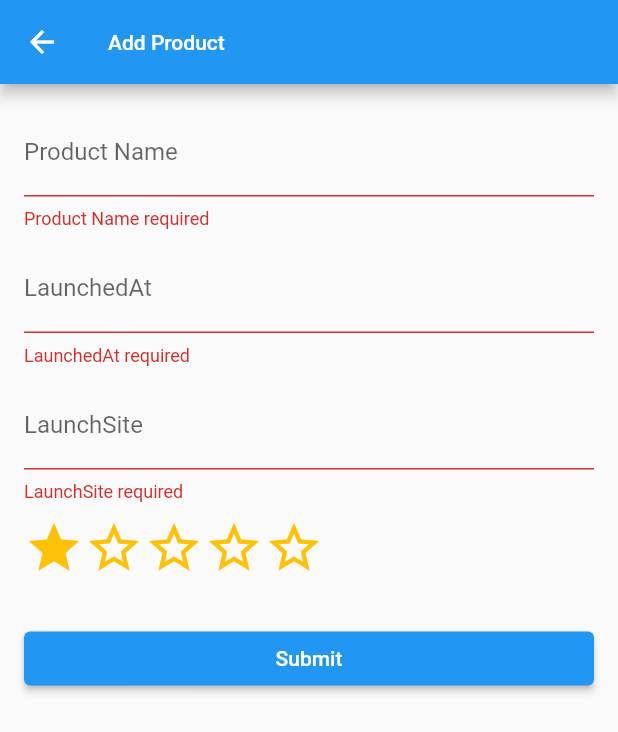
After one commit to harsh-171095/mac_shop, a Flutter app: the AddProduct screen opened directly, after a tap on "Submit", on a phone screen of 412 x 824 dp. The commit adds this screen. Shown: the top 732 px of the screen. Run offline on Flutter 3.47's test engine with Material 2 defaults, Android fonts, the phone set to English and light mode, and no system bars; drawn by our look-alikes of smooth_star_rating.

Commit message:
AddProduct screen

```diff
--- a/moc_shop/lib/Global Widget/my_appbar.dart
+++ b/moc_shop/lib/Global Widget/my_appbar.dart
@@ -1,4 +1,6 @@
 import 'package:flutter/material.dart';
+import 'package:moc_shop/Screens/AddProduct/add_product.dart';
+import 'package:moc_shop/Utils/routs.dart';
 
 // ignore: non_constant_identifier_names
 AppBar MyAppBar(String title) {
--- a/moc_shop/lib/Global/validation.dart
+++ b/moc_shop/lib/Global/validation.dart
@@ -8,6 +8,19 @@ enum ValidationType {
 }
 
 class Validation {
+  static bool isRequired(String value, {bool allowEmptySpaces = true}) {
+    if (value == null || value.isEmpty) {
+      return false;
+    } else {
+      if (!allowEmptySpaces) {
+        // Check if the string is not only made of empty spaces
+        if (RegExp(r"\s").hasMatch(value)) {
+          return false;
+        }
+      }
+      return true; // passed
+    }
+  }
   ValidationInfo getValidation(ValidationType type, String text) {
     switch (type) {
       case ValidationType.email:
--- /dev/null
+++ b/moc_shop/lib/Screens/AddProduct/add_product.dart
@@ -0,0 +1,143 @@
+import 'package:flutter/material.dart';
+import 'package:moc_shop/Global%20Widget/my_appbar.dart';
+import 'package:moc_shop/Global%20Widget/my_text_filed.dart';
+import 'package:moc_shop/Global/validation.dart';
+import 'package:moc_shop/Screens/Dashborad/grid_dashborad.dart';
+import 'package:smooth_star_rating/smooth_star_rating.dart';
+
+class AddProduct extends StatefulWidget {
+
+  @override
+  _AddProductScreenState createState() => _AddProductScreenState();
+}
+
+class _AddProductScreenState extends State<AddProduct> {
+  final _formKey = GlobalKey<FormState>();
+  bool enableAutoValidate = false;
+  TextEditingController _productNameController = TextEditingController();
+  TextEditingController _launchedAtController = TextEditingController();
+  TextEditingController _launchSiteController = TextEditingController();
+  TextEditingController _popularityController = TextEditingController();
+  var rating = 1.0;
+
+  @override
+  Widget build(BuildContext context) {
+    // TODO: implement build
+   return Scaffold(
+     appBar: MyAppBar('Add Product'),
+     body: Stack(children: [
+       Form(
+         key: _formKey,
+         autovalidateMode: enableAutoValidate
+             ? AutovalidateMode.onUserInteraction
+             : AutovalidateMode.disabled,
+         child: ListView(
+           padding: EdgeInsets.all(16.0),
+           children: [
+             TextFormField(
+               controller: _productNameController,
+               textInputAction: TextInputAction.next,
+               decoration: InputDecoration(
+                 labelText: 'Product Name',
+               ),
+               validator: (value) {
+                 if (!Validation.isRequired(value!, allowEmptySpaces: true)) {
+                   return 'Product Name required';
+                 }
+                 return null;
+               },
+             ),
+             SizedBox(height: 10),
+             TextFormField(
+               controller: _launchedAtController,
+               textInputAction: TextInputAction.next,
+               showCursor: true,
+               readOnly: true,
+               decoration: InputDecoration(
+                 labelText: 'LaunchedAt',
+               ),
+               validator: (value) {
+                 if (!Validation.isRequired(value!, allowEmptySpaces: true)) {
+                   return 'LaunchedAt required';
+                 }
+                 return null;
+               },
+               onTap: (){
+                 _showDatePicker();
+               },
+             ),
+             SizedBox(height: 10),
+             TextFormField(
+               controller: _launchSiteController,
+               textInputAction: TextInputAction.next,
+               decoration: InputDecoration(
+                 labelText: 'LaunchSite',
+               ),
+               validator: (value) {
+                 if (!Validation.isRequired(value!, allowEmptySpaces: true)) {
+                   return 'LaunchSite required';
+                 }
+                 return null;
+               },
+             ),
+             SizedBox(height: 10),
+             SmoothStarRating(
+                 allowHalfRating: false,
+                 onRated: (v) {
+                 },
+                 starCount: 5,
+                 rating: rating,
+                 size: 40.0,
+                 isReadOnly:false,
+                 color: Colors.amber,
+                 borderColor: Colors.amber,
+                 spacing:0.0
+             ),
+             SizedBox(height: 30),
+             ElevatedButton(
+               onPressed: () {
+                 setState(() {
+                   enableAutoValidate = true;
+                 });
+                 if (_formKey.currentState!.validate()) {
+                 }
+               },
+               child: Text('Submit'),
+             )
+           ],
+         ),
+       ),
+     ]),
+   );
+  }
+
+
+  _showDatePicker() async {
+    var picker = await showDatePicker(
+        context: context,
+        initialDate: DateTime.now(),
+        firstDate: DateTime.now().subtract(Duration(days: 0)),
+        lastDate: DateTime(2100));
+    int dd = picker!.day;
+    String ddd;
+    if (dd < 9) {
+      ddd = '0' + dd.toString();
+    } else {
+      ddd = dd.toString();
+    }
+
+    int mm = picker.month;
+    String mmm;
+    if (mm < 9) {
+      mmm = '0' + mm.toString();
+    } else {
+      mmm = mm.toString();
+    }
+
+    int yy = picker.year;
+    setState(() {
+      _launchedAtController.text = '$ddd-$mmm-$yy';
+    });
+  }
+
+}
--- a/moc_shop/pubspec.yaml
+++ b/moc_shop/pubspec.yaml
@@ -32,7 +32,7 @@ dependencies:
 
   provider: ^6.0.1
   intl: ^0.17.0
-
+  smooth_star_rating: 1.1.1
   # The following adds the Cupertino Icons font to your application.
   # Use with the CupertinoIcons class for iOS style icons.
   # cupertino_icons: ^1.0.2
```
Also changed, not shown: moc_shop/lib/Screens/Dashborad/dashborad.dart (+13 -1 lines), moc_shop/lib/Utils/routs.dart (added, +33 -0 lines), moc_shop/pubspec.lock, 1 other file.
